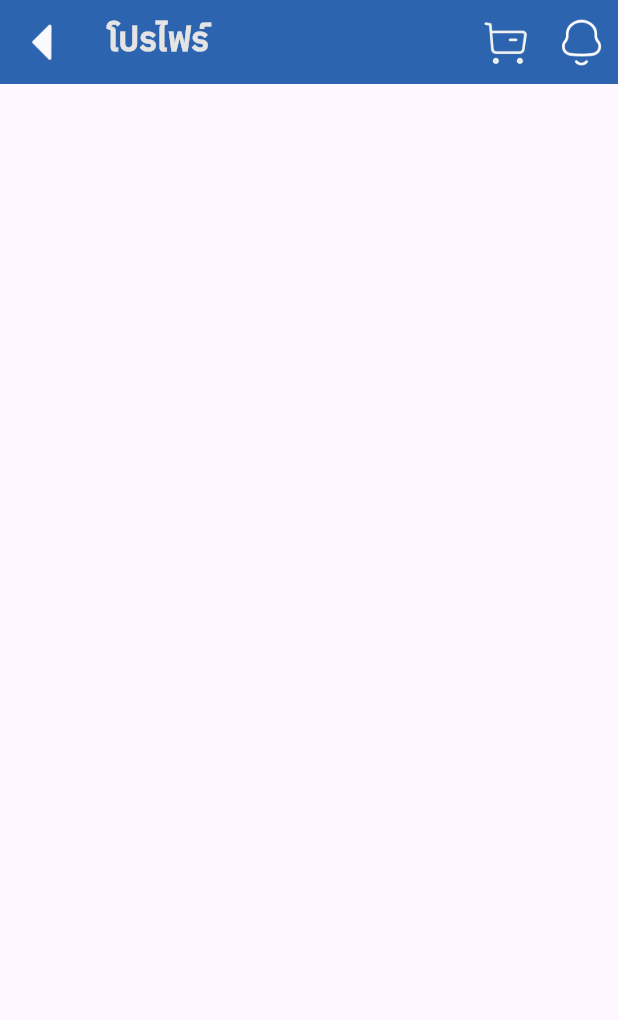
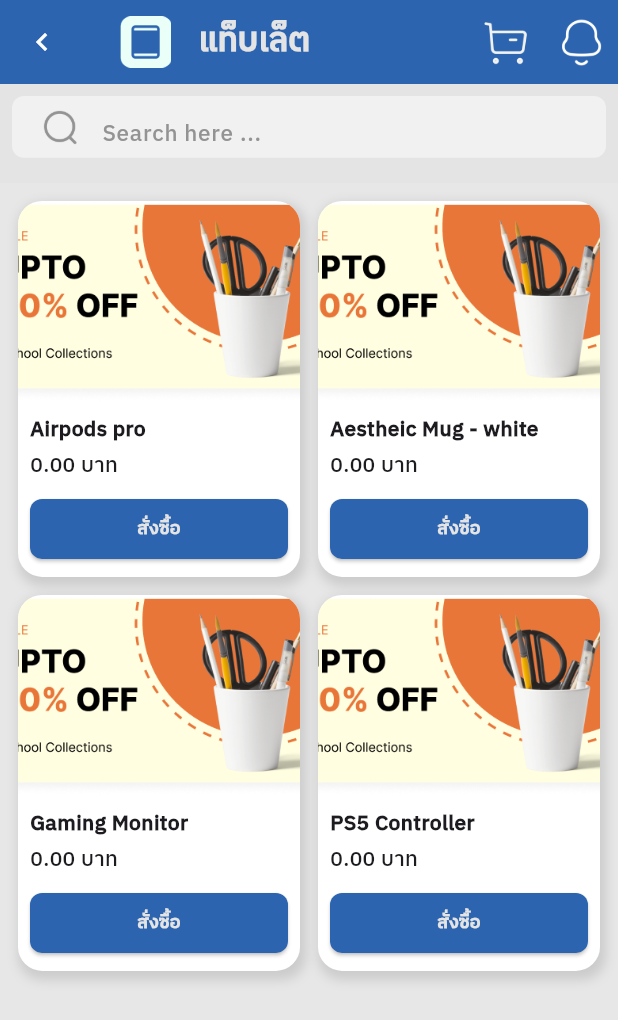
Before and after one commit to Maxza254411/t_and_c_mobile, a Flutter app: the FirstPage screen opened directly, scrolled down 125 dp, after a tap on "แท็บเล็ต", on a phone screen of 412 x 824 dp. Shown: the top 1020 px of the screen. Run offline on Flutter 3.47's test engine with Material 3 defaults, Android fonts, the phone set to English and light mode, and no system bars; our stand-ins replace carousel_slider, shared_preferences; accounts and stored records are empty.

Commit message:
เพิ่มหน้า catagory

```diff
--- /dev/null
+++ b/lib/category/catagory.dart
@@ -0,0 +1,221 @@
+import 'package:flutter/material.dart';
+import 'package:t_and_c_mobile/constang.dart';
+import 'package:t_and_c_mobile/widget/field.dart';
+
+class Catagory extends StatefulWidget {
+  Catagory({super.key, required this.status});
+  String status;
+  @override
+  State<Catagory> createState() => _CatagoryState();
+}
+
+class _CatagoryState extends State<Catagory> {
+  final TextEditingController search = TextEditingController();
+  @override
+  Widget build(BuildContext context) {
+    final size = MediaQuery.of(context).size;
+    return Scaffold(
+      backgroundColor: kbgH,
+      appBar: AppBar(
+        automaticallyImplyLeading: false,
+        backgroundColor: kButtonColor,
+        leading: IconButton(
+          onPressed: () {
+            Navigator.pop(context);
+          },
+          icon: Icon(Icons.chevron_left, color: Colors.white),
+        ),
+        actions: [
+          Padding(
+            padding: EdgeInsets.all(8.0),
+            child: Image.asset("assets/icons/Buy.png", scale: 15),
+          ),
+          Padding(
+            padding: EdgeInsets.all(8.0),
+            child: Image.asset("assets/icons/Notification.png", scale: 15),
+          ),
+        ],
+        title: Row(
+          children: [
+            widget.status == 'T'
+                ? Padding(
+                    padding: const EdgeInsets.all(8.0),
+                    child: Image.asset('assets/icons/TabGuoup.png', scale: 15),
+                  )
+                : widget.status == 'E'
+                ? Padding(
+                    padding: const EdgeInsets.all(8.0),
+                    child: Image.asset('assets/icons/eargroup.png', scale: 15),
+                  )
+                : widget.status == 'A'
+                ? Padding(
+                    padding: const EdgeInsets.all(8.0),
+                    child: Image.asset('assets/icons/AccGroup.png', scale: 15),
+                  )
+                : widget.status == 'P'
+                ? Padding(
+                    padding: const EdgeInsets.all(8.0),
+                    child: Image.asset(
+                      'assets/icons/PhoneGroup.png',
+                      scale: 15,
+                    ),
+                  )
+                : Padding(
+                    padding: const EdgeInsets.all(8.0),
+                    child: Image.asset('assets/icons/AllGroup.png', scale: 15),
+                  ),
+            //
+            SizedBox(width: 10,),
+            widget.status == 'T'
+                ? Text(
+                    "แท็บเล็ต",
+                    style: TextStyle(color: kbgf, fontWeight: FontWeight.bold),
+                  )
+                : widget.status == 'E'
+                ? Text(
+                    "หูฟัง",
+                    style: TextStyle(color: kbgf, fontWeight: FontWeight.bold),
+                  )
+                : widget.status == 'A'
+                ? Text(
+                    "ACC",
+                    style: TextStyle(color: kbgf, fontWeight: FontWeight.bold),
+                  )
+                : widget.status == 'P'
+                ? Text(
+                    "โทรศัพท์",
+                    style: TextStyle(color: kbgf, fontWeight: FontWeight.bold),
+                  )
+                : Text(
+                    "อุปกรณ์ทั้งหมด",
+                    style: TextStyle(color: kbgf, fontWeight: FontWeight.bold),
+                  ),
+          ],
+        ),
+      ),
+      body: Column(
+        children: [
+          Stack(
+            children: [
+              Container(
+                height: size.height * 0.08,
+                width: double.infinity,
+                padding: EdgeInsets.all(16),
+                decoration: BoxDecoration(color: kbgf),
+              ),
+              Padding(
+                padding: const EdgeInsets.all(8.0),
+                child: InputTextFormField(
+                  hintText: "Search here ...",
+                  controller: search,
+                  size: size,
+                  heights: size.height * 0.05,
+                  imagestatus: true,
+                  images: "assets/icons/Search.png",
+                  whatfield: false,
+                ),
+              ),
+            ],
+          ),
+          SizedBox(
+            height: size.height * 0.8,
+            width: size.width * 1,
+            child: Padding(
+              padding: const EdgeInsets.all(12.0),
+              child: GridView.builder(
+                itemCount: products.length,
+                gridDelegate: SliverGridDelegateWithFixedCrossAxisCount(
+                  crossAxisCount: 2,
+                  crossAxisSpacing: 12,
+                  mainAxisSpacing: 12,
+                  childAspectRatio: 0.75,
+                ),
+                itemBuilder: (context, index) {
+                  final product = products[index];
+                  return Container(
+                    decoration: BoxDecoration(
+                      color: Colors.white,
+                      borderRadius: BorderRadius.circular(16),
+                      boxShadow: [
+                        BoxShadow(
+                          color: Colors.black12,
+                          blurRadius: 6,
+                          spreadRadius: 2,
+                          offset: const Offset(2, 4),
+                        ),
+                      ],
+                    ),
+                    child: Column(
+                      crossAxisAlignment: CrossAxisAlignment.stretch,
+                      children: [
+                        // รูปสินค้า
+                        Expanded(
+                          child: ClipRRect(
+                            borderRadius: const BorderRadius.vertical(
+                              top: Radius.circular(16),
+                            ),
+                            child: Image.asset(
+                              product["image"]!,
+                              fit: BoxFit.cover,
+                            ),
+                          ),
+                        ),
+                        // ข้อมูลสินค้า
+                        Padding(
+                          padding: const EdgeInsets.all(8.0),
+                          child: Column(
+                            crossAxisAlignment: CrossAxisAlignment.start,
+                            children: [
+                              Text(
+                                product["title"]!,
+                                maxLines: 1,
+                                overflow: TextOverflow.ellipsis,
+                                style: const TextStyle(
+                                  fontWeight: FontWeight.bold,
+                                ),
+                              ),
+                              const SizedBox(height: 4),
+                              Text(
+                                product["price"]!,
+                                style: const TextStyle(
+                                  fontSize: 14,
+                                  fontWeight: FontWeight.w600,
+                                ),
+                              ),
+                              const SizedBox(height: 8),
+                              // ปุ่มสั่งซื้อ
+                              SizedBox(
+                                width: double.infinity,
+                                child: ElevatedButton(
+                                  style: ElevatedButton.styleFrom(
+                                    backgroundColor: kButtonColor,
+                                    shape: RoundedRectangleBorder(
+                                      borderRadius: BorderRadius.circular(8),
+                                    ),
+                                  ),
+                                  onPressed: () {},
+                                  child: Text(
+                                    "สั่งซื้อ",
+                                    style: TextStyle(
+                                      fontSize: 12,
+                                      fontWeight: FontWeight.bold,
+                                      color: kbgf,
+                                    ),
+                                  ),
+                                ),
+                              ),
+                            ],
+                          ),
+                        ),
+                      ],
+                    ),
+                  );
+                },
+              ),
+            ),
+          ),
+        ],
+      ),
+    );
+  }
+}
--- a/lib/homePage.dart
+++ b/lib/homePage.dart
@@ -6,7 +6,7 @@ import 'package:flutter/material.dart';
 import 'package:provider/provider.dart';
 import 'package:t_and_c_mobile/constang.dart';
 import 'package:t_and_c_mobile/service/productController.dart';
-import 'package:t_and_c_mobile/tabletPage.dart';
+import 'package:t_and_c_mobile/category/catagory.dart';
 import 'package:t_and_c_mobile/widget/dialog.dart';
 import 'package:t_and_c_mobile/widget/field.dart';
 
@@ -198,7 +198,7 @@ class _HomePageState extends State<HomePage> {
                     padding: const EdgeInsets.all(5.0),
                     child: GestureDetector(
                       onTap: () {
-                        Navigator.push(context, MaterialPageRoute(builder: (context)=>TabletPage()));
+                        Navigator.push(context, MaterialPageRoute(builder: (context)=>Catagory(status: 'T',)));
                       },
                       child: Column(
                         children: [
@@ -216,7 +216,11 @@ class _HomePageState extends State<HomePage> {
                       ),
                     ),
                   ),
-                  Padding(
+                  GestureDetector(
+                    onTap: () {
+                     Navigator.push(context, MaterialPageRoute(builder: (context)=>Catagory(status: 'E',)));
+                    },
+                    child: Padding(
                       padding: const EdgeInsets.all(5.0),
                       child: Column(
                         children: [
@@ -233,7 +237,12 @@ class _HomePageState extends State<HomePage> {
                         ],
                       ),
                     ),
-                  Padding(
+                  ),
+                  GestureDetector(
+                    onTap: () {
+                       Navigator.push(context, MaterialPageRoute(builder: (context)=>Catagory(status: 'A',)));
+                    },
+                    child: Padding(
                       padding: const EdgeInsets.all(5.0),
                       child: Column(
                         children: [
@@ -250,7 +259,12 @@ class _HomePageState extends State<HomePage> {
                         ],
                       ),
                     ),
-                  Padding(
+                  ),
+                  GestureDetector(
+                    onTap: () {
+                       Navigator.push(context, MaterialPageRoute(builder: (context)=>Catagory(status: 'P',)));
+                    },
+                    child: Padding(
                       padding: const EdgeInsets.all(5.0),
                       child: Column(
                         children: [
@@ -267,7 +281,12 @@ class _HomePageState extends State<HomePage> {
                         ],
                       ),
                     ),
-                  Padding(
+                  ),
+                  GestureDetector(
+                    onTap: () {
+                       Navigator.push(context, MaterialPageRoute(builder: (context)=>Catagory(status: 'ALL',)));
+                    },
+                    child: Padding(
                       padding: const EdgeInsets.all(5.0),
                       child: Column(
                         children: [
@@ -282,6 +301,7 @@ class _HomePageState extends State<HomePage> {
                             ),
                           ),
                         ],
+                      ),
                     ),
                   ),
                 ],
@@ -374,7 +394,7 @@ class _HomePageState extends State<HomePage> {
                                   width: double.infinity,
                                   child: ElevatedButton(
                                     style: ElevatedButton.styleFrom(
-                                      backgroundColor: Colors.blue.shade700,
+                                      backgroundColor: kButtonColor,
                                       shape: RoundedRectangleBorder(
                                         borderRadius: BorderRadius.circular(8),
                                       ),
--- a/lib/main.dart
+++ b/lib/main.dart
@@ -26,8 +26,9 @@ class MyApp extends StatelessWidget {
           useMaterial3: true,
           fontFamily: 'IBMPlexSansThai',
         ),
-        home: Loginpage()
-        // FirstPage(),
+        home:
+        // Loginpage()
+        FirstPage(),
       ),
     );
   }
--- a/lib/service/productApi.dart
+++ b/lib/service/productApi.dart
@@ -14,7 +14,6 @@ class ProductApi {
     final token = prefs.getString('token');
     var headers = {'Authorization': 'Bearer $token', 'Content-Type': 'application/json'};
     final url = Uri.https(publicUrl, '/api/product-types',
-
     );
     final response = await http.get(url, headers: headers);
     if (response.statusCode == 200 || response.statusCode == 201) {
--- a/lib/tabletPage.dart
+++ /dev/null
@@ -1,41 +0,0 @@
-import 'package:flutter/material.dart';
-import 'package:t_and_c_mobile/constang.dart';
-class TabletPage extends StatefulWidget {
-  const TabletPage({super.key});
-
-  @override
-  State<TabletPage> createState() => _TabletPageState();
-}
-
-class _TabletPageState extends State<TabletPage> {
-  @override
-  Widget build(BuildContext context) {
-    return Scaffold (
-      appBar: AppBar(
-
-        automaticallyImplyLeading: false,
-        backgroundColor: kButtonColor,
-        leading: GestureDetector(
-         onTap: () {
-            Navigator.pop(context);
-         },
-          child: Image.asset('assets/icons/CaretLeft.png', scale: 15)),
-        actions: [
-          Padding(
-            padding: EdgeInsets.all(8.0),
-            child: Image.asset("assets/icons/Buy.png", scale: 15),
-          ),
-          Padding(
-            padding: EdgeInsets.all(8.0),
-            child: Image.asset("assets/icons/Notification.png", scale: 15),
-          ),
-        ],
-        title: Text(
-          "โปรไฟร์",
-          style: TextStyle(color: kbgf, fontWeight: FontWeight.bold),
-        ),
-      ),
-
-    );
-  }
-}
```
Lines whose indentation alone changed are shown as unchanged.
